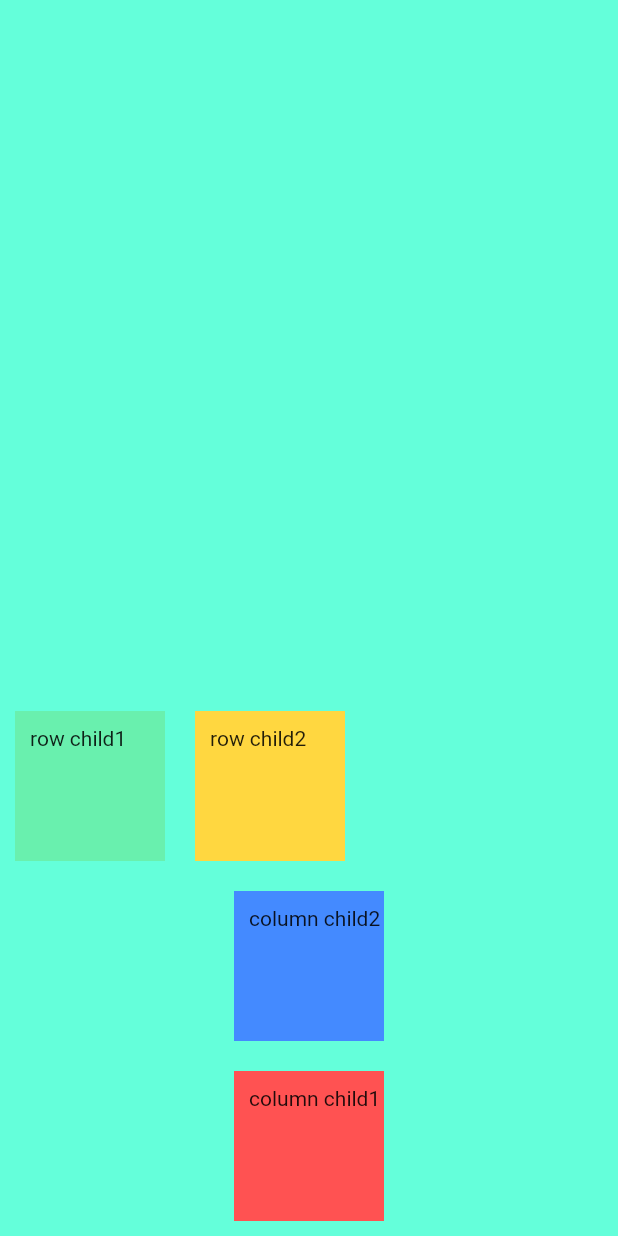
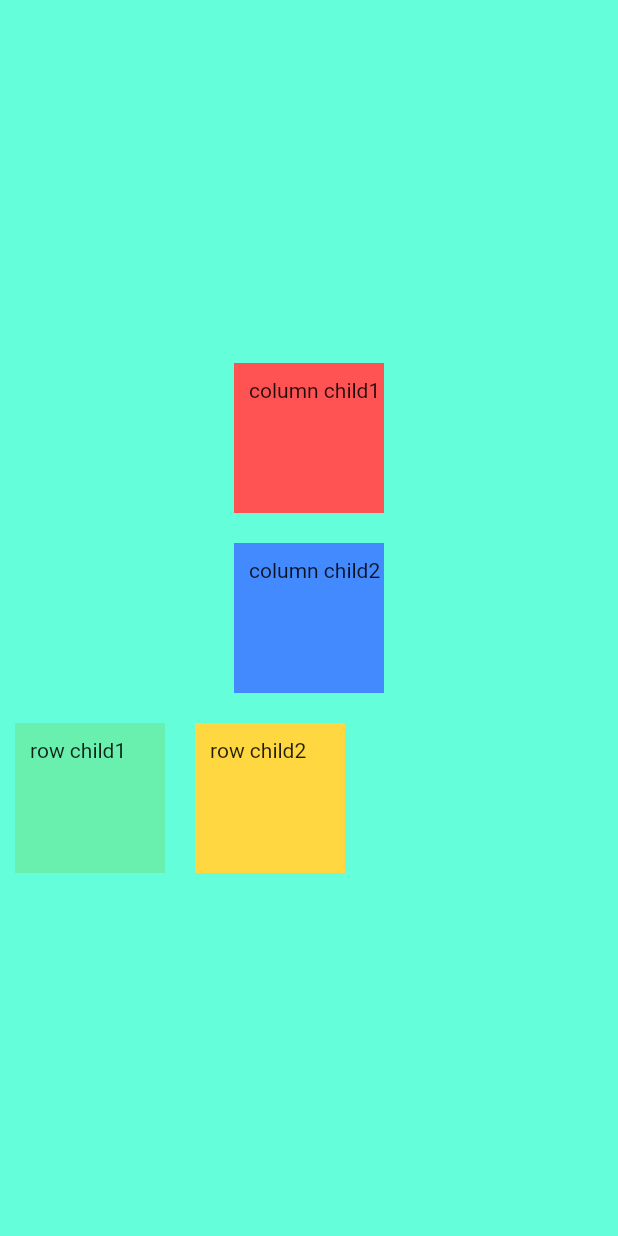
Before and after one commit to siddharth-kothari-spk/Flutter, a Flutter app: the screen it shows after launch, on a phone screen of 412 x 824 dp. Run offline on Flutter 3.47's test engine with Material 2 defaults, Android fonts, the light colour scheme and no system bars.

Commit message:
placing children alomg main axis

```diff
--- a/mi_card_flutter-master/lib/main.dart
+++ b/mi_card_flutter-master/lib/main.dart
@@ -14,7 +14,8 @@ class MyApp extends StatelessWidget {
         backgroundColor: Colors.tealAccent,
         body: SafeArea(
           child: Column(
-            verticalDirection: VerticalDirection.up,
+            verticalDirection: VerticalDirection.down,
+            mainAxisAlignment: MainAxisAlignment.center,
             children: [
               Container(
                 color: Colors.redAccent,
```
